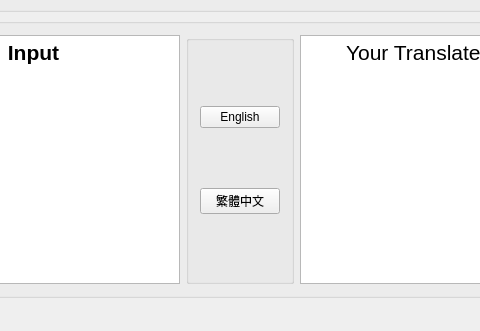
Old version of the form Translator/mainwindow.ui in the repository kevinbird61/local-google-translator; both pictures show x 138 to 618 and y 87 to 418 of the 755 by 418 pixel window.
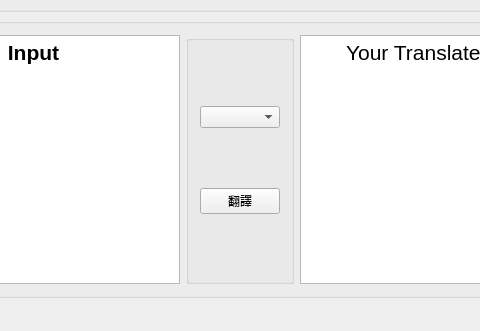
New version of the form.

Commit message:
Modify method of selecting language.
* Now can support many language.
* Using combo box instead of pushbutton.

Patch:
```diff
--- a/Translator/mainwindow.ui
+++ b/Translator/mainwindow.ui
@@ -85,16 +85,12 @@
          </property>
          <layout class="QVBoxLayout" name="verticalLayout">
           <item>
-           <widget class="QPushButton" name="EngBtn">
-            <property name="text">
-             <string>English</string>
-            </property>
-           </widget>
+           <widget class="QComboBox" name="LangCombobox"/>
           </item>
           <item>
            <widget class="QPushButton" name="ChtBtn">
             <property name="text">
-             <string>繁體中文</string>
+             <string>翻譯</string>
             </property>
            </widget>
           </item>
```
Left out of the diff: 2 changed lines with no effect on the pictures. The commit also changes 2 other files.
